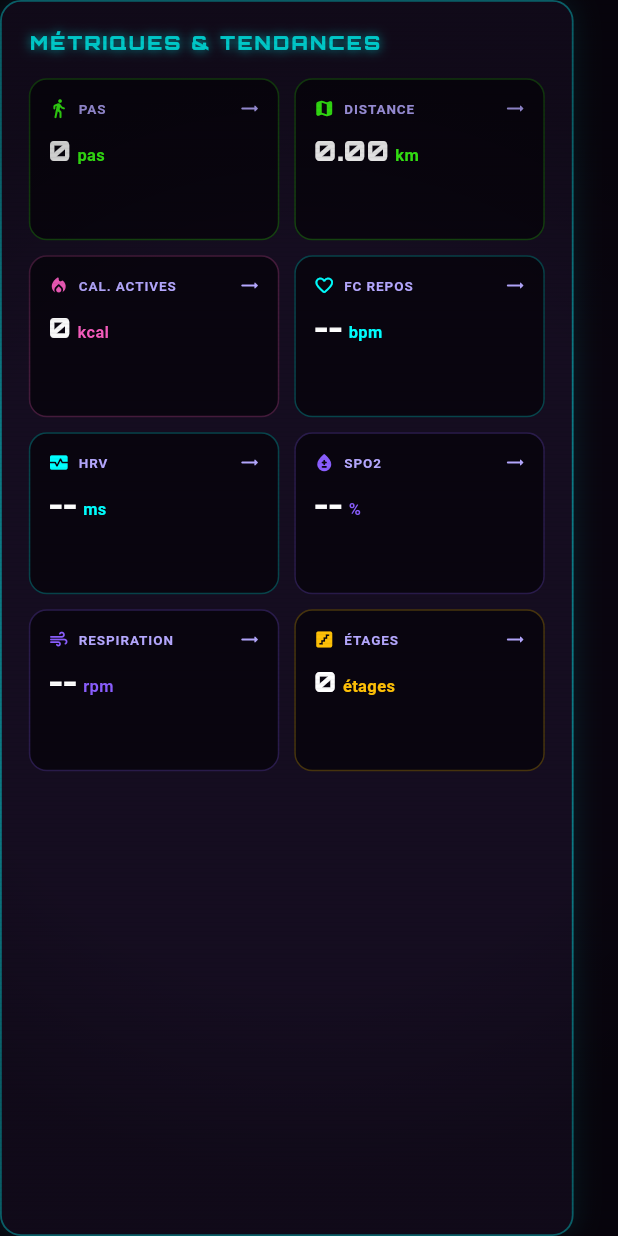
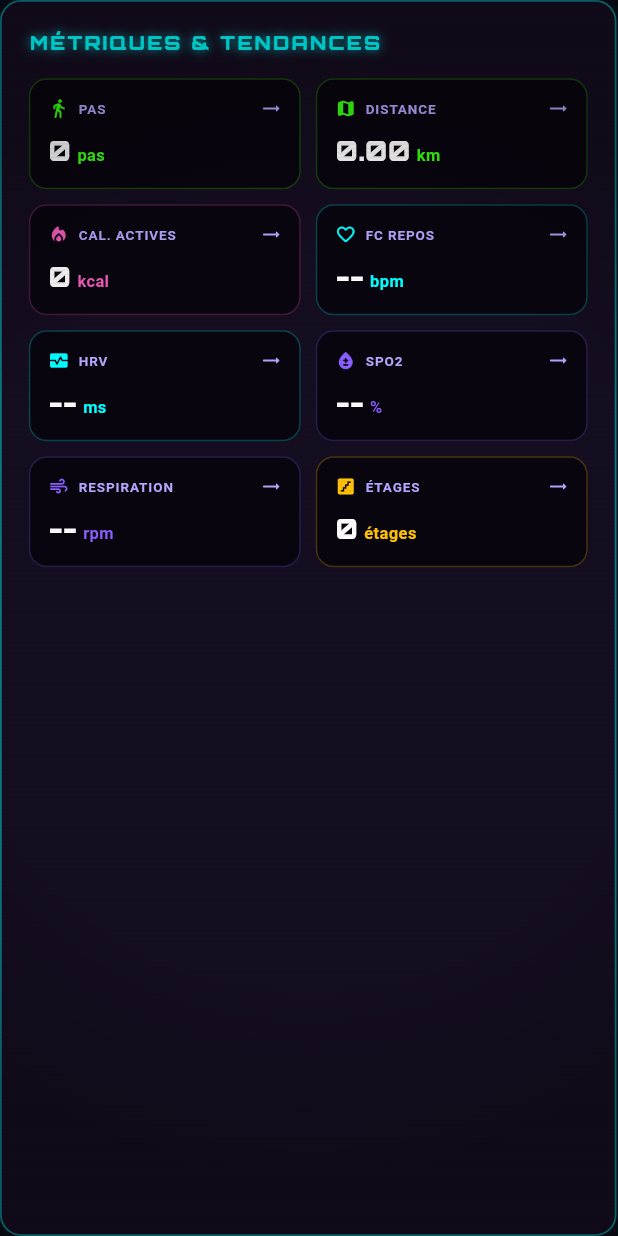
Before and after one commit to Wa-a-git/StravaClone, a Flutter app: the _MetricsGrid widget shown alone on an empty page, opened directly with empty values, on a phone screen of 412 x 824 dp. Run offline on Flutter 3.47's test engine with Material 3 defaults, Android fonts, the phone set to English and light mode, and no system bars; our stand-ins replace confetti, file_picker, flutter_map, flutter_riverpod, flutter_tts, geolocator and 5 more; missing offline and left inert: health; accounts and stored records are empty; Roboto replaces fonts that are missing (SF Pro Display).

Commit message:
fix(sante): grille metriques 2 colonnes fiable + cartes compactes
Le calcul de largeur des cartes debordait de ~0.5px et faisait passer chaque
carte sur sa propre ligne (dashboard tres vide). Passage a un LayoutBuilder
avec marge de securite -> 2 colonnes garanties. La sparkline ne s'affiche plus
que s'il y a un historique (>=2 jours), sinon la carte reste compacte au lieu
de reserver un espace vide.

Co-Authored-By: Claude Sonnet 5 <noreply@anthropic.com>

```diff
--- a/lib/screens/health_dashboard_screen.dart
+++ b/lib/screens/health_dashboard_screen.dart
@@ -565,16 +565,23 @@ class _MetricsGrid extends StatelessWidget {
         children: [
           const _HPanelTitle('MÉTRIQUES & TENDANCES'),
           const SizedBox(height: 14),
-          Wrap(
-            spacing: 10,
-            runSpacing: 10,
+          LayoutBuilder(
+            builder: (context, constraints) {
+              const spacing = 10.0;
+              // 2 colonnes fiables : on retire une marge de sécurité pour
+              // éviter que l'arrondi ne fasse déborder sur une 3e « ligne ».
+              final cardW = (constraints.maxWidth - spacing) / 2 - 0.5;
+              return Wrap(
+                spacing: spacing,
+                runSpacing: spacing,
                 children: metrics
                     .map((m) => SizedBox(
-                      width: (MediaQuery.of(context).size.width - 32 - 36 - 10) /
-                          2,
+                          width: cardW,
                           child: _MetricCard(spec: m),
                         ))
                     .toList(),
+              );
+            },
           ),
         ],
       ),
@@ -676,8 +683,12 @@ class _MetricCard extends StatelessWidget {
                 ),
               ],
             ),
+            // Sparkline seulement s'il y a un historique à tracer, sinon la
+            // carte reste compacte (pas d'espace vide).
+            if (series.length >= 2) ...[
               const SizedBox(height: 6),
               Sparkline(values: series, color: spec.color, height: 28),
+            ],
           ],
         ),
       ),
```
Lines whose indentation alone changed are shown as unchanged.
